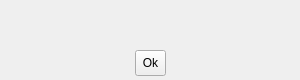
Above: share/skins/default/message.ui from itds-consulting/yate before the change. Below: the same form after it.
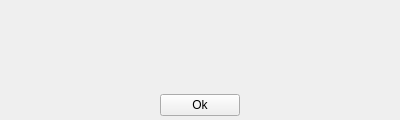
That is the form after the change. Icons and pictures are not drawn.

Patch:
```diff
--- a/share/skins/default/message.ui
+++ b/share/skins/default/message.ui
@@ -8,8 +8,8 @@
    <rect>
     <x>0</x>
     <y>0</y>
-    <width>300</width>
-    <height>80</height>
+    <width>400</width>
+    <height>120</height>
    </rect>
   </property>
   <property name="sizePolicy" >
@@ -20,8 +20,8 @@
   </property>
   <property name="minimumSize" >
    <size>
-    <width>200</width>
-    <height>60</height>
+    <width>400</width>
+    <height>120</height>
    </size>
   </property>
   <property name="maximumSize" >
@@ -34,66 +34,72 @@
    <string>Message</string>
   </property>
   <layout class="QVBoxLayout" >
-   <property name="spacing" >
-    <number>0</number>
-   </property>
    <property name="leftMargin" >
-    <number>0</number>
+    <number>4</number>
    </property>
    <property name="topMargin" >
-    <number>0</number>
+    <number>4</number>
    </property>
    <property name="rightMargin" >
-    <number>0</number>
+    <number>4</number>
    </property>
    <property name="bottomMargin" >
-    <number>0</number>
+    <number>4</number>
    </property>
    <item>
-    <widget class="QFrame" name="frame" >
+    <layout class="QHBoxLayout" >
+     <item>
+      <layout class="QVBoxLayout" >
+       <item>
+        <widget class="QLabel" name="image" >
+         <property name="sizePolicy" >
+          <sizepolicy vsizetype="Fixed" hsizetype="Fixed" >
+           <horstretch>0</horstretch>
+           <verstretch>0</verstretch>
+          </sizepolicy>
+         </property>
+         <property name="pixmap" >
+          <pixmap>info_32.png</pixmap>
+         </property>
+         <property name="alignment" >
+          <set>Qt::AlignCenter</set>
+         </property>
+        </widget>
+       </item>
+       <item>
+        <spacer>
+         <property name="orientation" >
+          <enum>Qt::Vertical</enum>
+         </property>
+         <property name="sizeHint" >
+          <size>
+           <width>0</width>
+           <height>40</height>
+          </size>
+         </property>
+        </spacer>
+       </item>
+      </layout>
+     </item>
+     <item>
+      <widget class="QTextEdit" name="text" >
+       <property name="styleSheet" >
+        <string>QTextEdit {&#xd;
+background:transparent;&#xd;
+}</string>
+       </property>
      <property name="frameShape" >
       <enum>QFrame::NoFrame</enum>
      </property>
-     <property name="frameShadow" >
-      <enum>QFrame::Raised</enum>
-     </property>
-     <layout class="QVBoxLayout" >
-      <property name="spacing" >
-       <number>8</number>
-      </property>
-      <property name="leftMargin" >
-       <number>4</number>
-      </property>
-      <property name="topMargin" >
-       <number>4</number>
-      </property>
-      <property name="rightMargin" >
-       <number>4</number>
-      </property>
-      <property name="bottomMargin" >
-       <number>4</number>
-      </property>
-      <item>
-       <widget class="QLabel" name="text" >
-        <property name="sizePolicy" >
-         <sizepolicy vsizetype="Expanding" hsizetype="Expanding" >
-          <horstretch>0</horstretch>
-          <verstretch>0</verstretch>
-         </sizepolicy>
-        </property>
-        <property name="alignment" >
-         <set>Qt::AlignLeading|Qt::AlignLeft|Qt::AlignTop</set>
-        </property>
-        <property name="wordWrap" >
+       <property name="readOnly" >
          <bool>true</bool>
         </property>
        </widget>
       </item>
+    </layout>
+   </item>
       <item>
        <layout class="QHBoxLayout" >
-        <property name="spacing" >
-         <number>0</number>
-        </property>
         <item>
          <spacer>
           <property name="orientation" >
@@ -108,18 +114,12 @@
          </spacer>
         </item>
         <item>
-         <widget class="QToolButton" name="button_hide" >
-          <property name="minimumSize" >
-           <size>
-            <width>0</width>
-            <height>26</height>
-           </size>
-          </property>
-          <property name="maximumSize" >
-           <size>
-            <width>16777215</width>
-            <height>26</height>
-           </size>
+      <widget class="QPushButton" name="button_hide" >
+       <property name="statusTip" >
+        <string>Close the window</string>
+       </property>
+       <property name="whatsThis" >
+        <string>Close the window</string>
           </property>
           <property name="text" >
            <string>Ok</string>
@@ -127,9 +127,6 @@
           <property name="icon" >
            <iconset>ok.png</iconset>
           </property>
-          <property name="toolButtonStyle" >
-           <enum>Qt::ToolButtonTextBesideIcon</enum>
-          </property>
          </widget>
         </item>
         <item>
@@ -146,9 +143,6 @@
          </spacer>
         </item>
        </layout>
-      </item>
-     </layout>
-    </widget>
    </item>
   </layout>
  </widget>
```
Left out of the diff: 3 changed lines with no effect on the pictures. Lines whose indentation alone changed are shown as unchanged.
